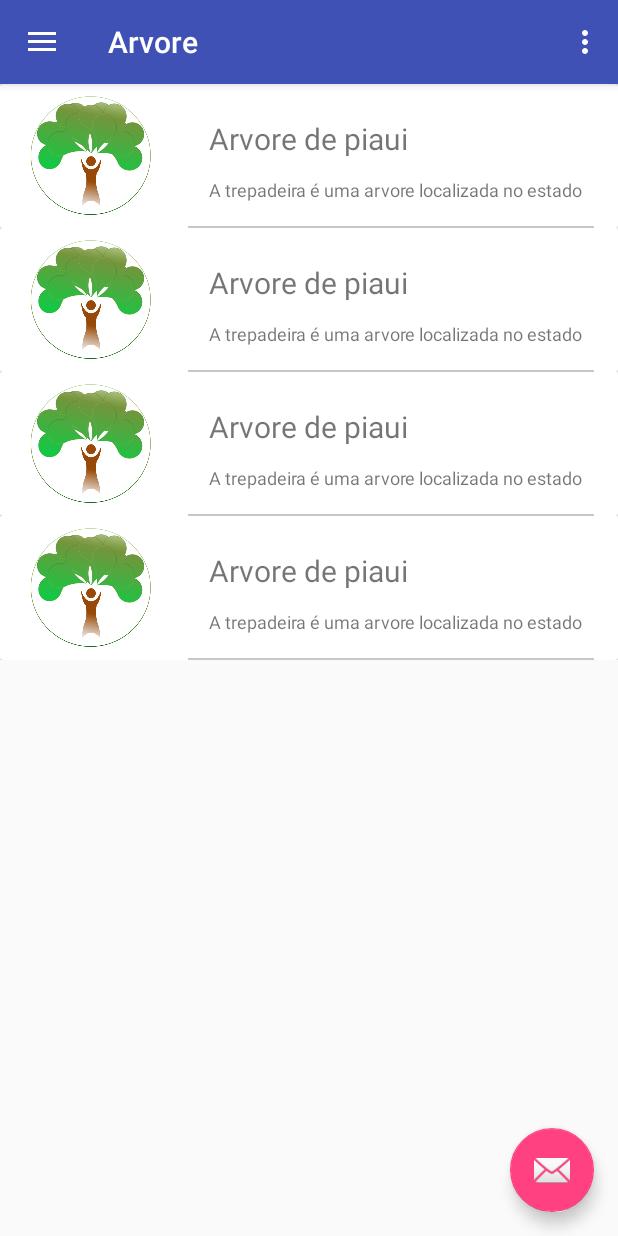
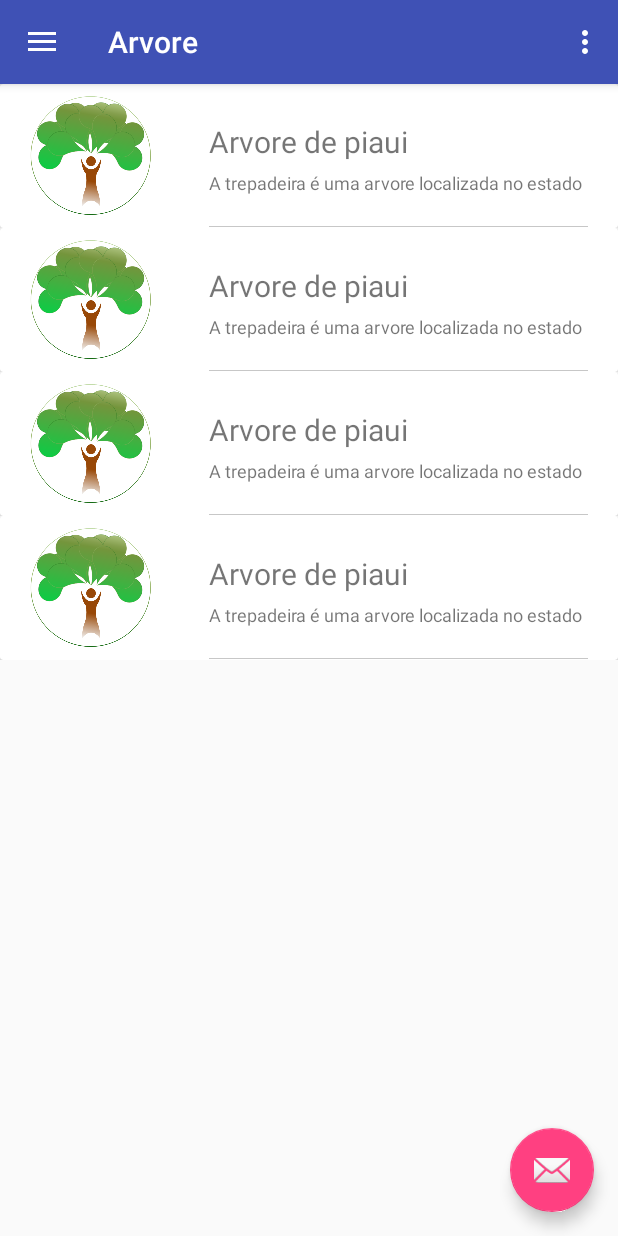
Before and after one commit to adryeljuliao/Arvore2, an Android app: the screen it shows after launch (MainActivity), on a phone screen of 412 x 824 dp. Run offline under Robolectric (Android 15) with nearby library versions, the phone set to English and light mode, and no system bars; our stand-ins replace CircleImageView.

Commit message:
alterações no layout

```diff
--- a/app/src/main/res/layout/layout_arvores.xml
+++ b/app/src/main/res/layout/layout_arvores.xml
@@ -31,15 +31,21 @@
                 android:gravity="center"
                 android:orientation="vertical">
 
+                <LinearLayout
+                    android:layout_width="match_parent"
+                    android:layout_height="0dp"
+                    android:layout_weight="9.9"
+                    android:gravity="center"
+                    android:orientation="vertical">
+
                     <TextView
                         android:id="@+id/nome_arvore"
                         android:layout_width="match_parent"
                         android:layout_height="wrap_content"
-                    android:gravity="center|left"
-                    android:paddingBottom="12dp"
+                        android:paddingBottom="5dp"
                         android:paddingLeft="16dp"
                         android:paddingRight="16dp"
-                    android:paddingTop="12dp"
+                        android:paddingTop="10dp"
                         android:text="[NOME ARVORE]"
                         android:textSize="20sp" />
 
@@ -47,24 +53,28 @@
                         android:layout_width="match_parent"
                         android:layout_height="wrap_content"
                         android:ellipsize="end"
+                        android:gravity="top|left"
                         android:maxLines="1"
-                    android:paddingBottom="6dp"
+                        android:paddingBottom="5dp"
                         android:paddingLeft="16dp"
                         android:paddingRight="16dp"
                         android:text="A trepadeira é uma arvore localizada no estado"
                         android:textSize="12sp" />
+                </LinearLayout>
+
+                <View
+                    android:layout_width="match_parent"
+                    android:layout_height="0dp"
+                    android:layout_gravity="bottom"
+                    android:layout_marginLeft="16dp"
+                    android:layout_marginRight="20dp"
+                    android:layout_weight="0.1"
+                    android:background="#c7c7c7" />
 
             </LinearLayout>
 
         </LinearLayout>
 
-        <View
-            android:layout_width="match_parent"
-            android:layout_height="1dp"
-            android:layout_gravity="bottom"
-            android:layout_marginLeft="125dp"
-            android:layout_marginRight="16dp"
-            android:background="#c7c7c7" />
 
     </android.support.v7.widget.CardView>
 
--- a/gradle.properties
+++ b/gradle.properties
@@ -12,7 +12,7 @@
 # This option should only be used with decoupled projects. More details, visit
 # http://www.gradle.org/docs/current/userguide/multi_project_builds.html#sec:decoupled_projects
 # org.gradle.parallel=true
-#Wed Nov 22 18:35:18 GFT 2017
+#Thu Nov 23 12:59:35 GFT 2017
 systemProp.http.proxyPort=3128
 systemProp.http.proxyUser=adryel.juliao
 systemProp.http.proxyPassword=Juliao8525?
```
Lines whose indentation alone changed are shown as unchanged.
